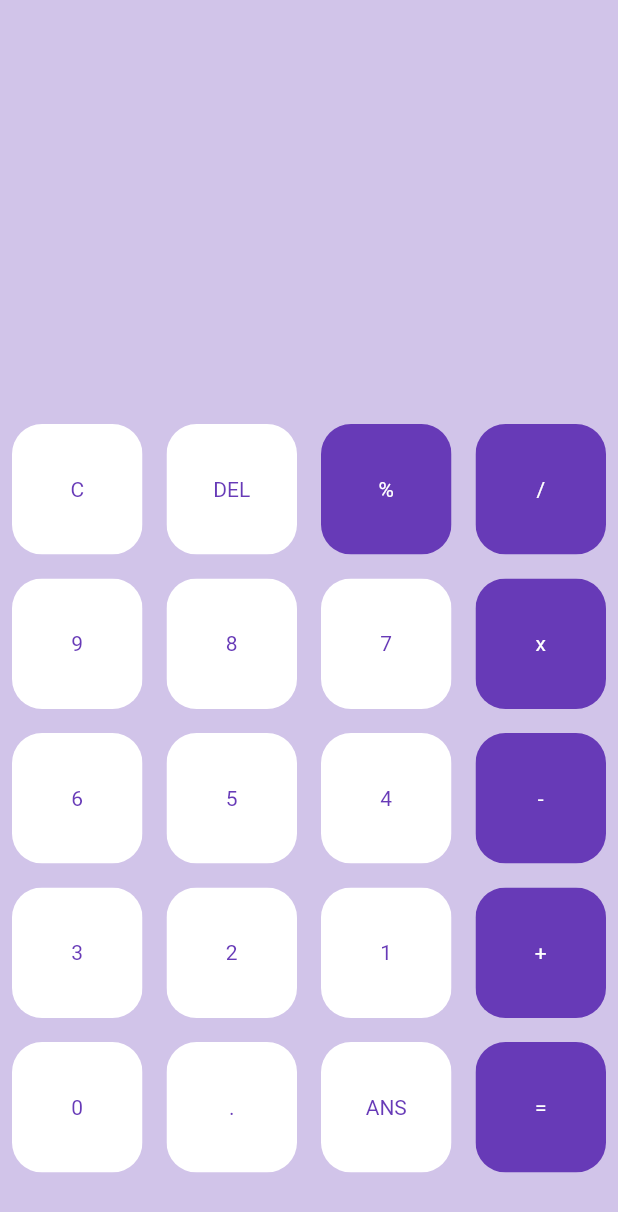
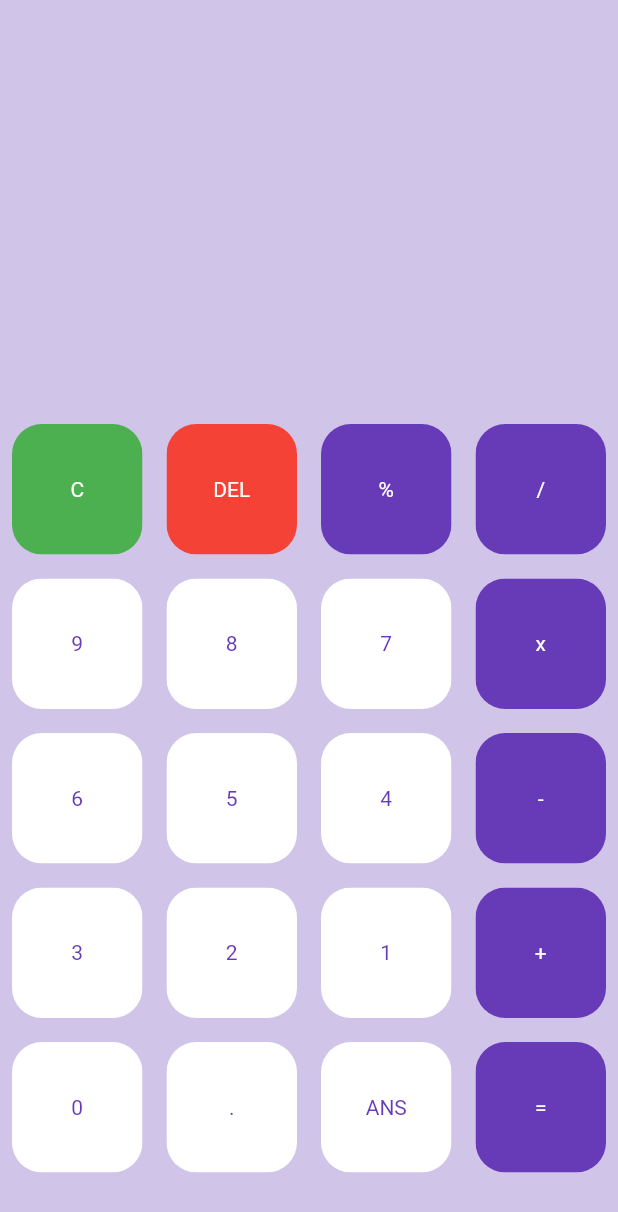
Before and after one commit to vashistha100/Flutter-Calculator_app, a Flutter app: the screen it shows after launch, on a phone screen of 412 x 824 dp. Shown: the top 1212 px of the screen. Run offline on Flutter 3.47's test engine with Material 2 defaults, Android fonts, the phone set to English and light mode, and no system bars.

Commit message:
ui completed

```diff
--- a/lib/main.dart
+++ b/lib/main.dart
@@ -68,6 +68,17 @@ class _MyHomePageState extends State<MyHomePage> {
                 gridDelegate: const SliverGridDelegateWithFixedCrossAxisCount(
                     crossAxisCount: 4),
                 itemBuilder: (BuildContext context, int index) {
+                  if (index == 0) {
+                    return MyButton(
+                        buttonText: buttons[index],
+                        color: Colors.green,
+                        textColor: Colors.white);
+                  } else if (index == 1) {
+                     return MyButton(
+                        buttonText: buttons[index],
+                        color: Colors.red,
+                        textColor: Colors.white);
+                  } else {
                     return MyButton(
                         buttonText: buttons[index],
                         color: isOperator(buttons[index])
@@ -76,6 +87,7 @@ class _MyHomePageState extends State<MyHomePage> {
                         textColor: isOperator(buttons[index])
                             ? Colors.white
                             : Colors.deepPurple);
+                  }
                 },
               ),
             ),
```
Lines whose indentation alone changed are shown as unchanged.
